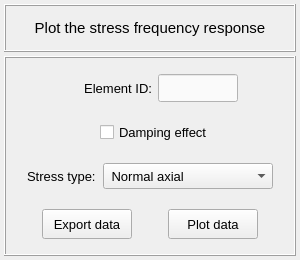
Before: the Qt Designer form pulse/interface/data/ui_files/plots/results/structural/get_stresses_for_harmonic_analysis.ui in open-pulse/OpenPulse, drawn with Qt 5.
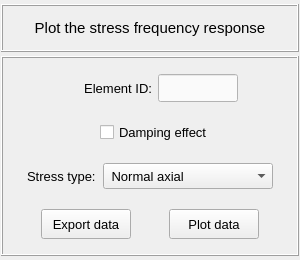
After: the same form once the commit is applied.

```diff
--- a/pulse/interface/data/ui_files/plots/results/structural/get_stresses_for_harmonic_analysis.ui
+++ b/pulse/interface/data/ui_files/plots/results/structural/get_stresses_for_harmonic_analysis.ui
@@ -27,13 +27,13 @@
   </property>
   <layout class="QGridLayout" name="gridLayout_3">
    <property name="leftMargin">
-    <number>4</number>
+    <number>1</number>
    </property>
    <property name="topMargin">
     <number>4</number>
    </property>
    <property name="rightMargin">
-    <number>4</number>
+    <number>1</number>
    </property>
    <property name="bottomMargin">
     <number>4</number>
@@ -593,63 +593,6 @@
           <number>0</number>
          </property>
          <item row="0" column="0">
-          <spacer name="horizontalSpacer_5">
-           <property name="orientation">
-            <enum>Qt::Horizontal</enum>
-           </property>
-           <property name="sizeHint" stdset="0">
-            <size>
-             <width>40</width>
-             <height>20</height>
-            </size>
-           </property>
-          </spacer>
-         </item>
-         <item row="0" column="2">
-          <spacer name="horizontalSpacer_6">
-           <property name="orientation">
-            <enum>Qt::Horizontal</enum>
-           </property>
-           <property name="sizeHint" stdset="0">
-            <size>
-             <width>40</width>
-             <height>20</height>
-            </size>
-           </property>
-          </spacer>
-         </item>
-         <item row="0" column="3">
-          <widget class="QPushButton" name="pushButton_plot_data">
-           <property name="minimumSize">
-            <size>
-             <width>90</width>
-             <height>30</height>
-            </size>
-           </property>
-           <property name="maximumSize">
-            <size>
-             <width>90</width>
-             <height>30</height>
-            </size>
-           </property>
-           <property name="font">
-            <font>
-             <family>MS Shell Dlg 2</family>
-             <pointsize>10</pointsize>
-             <weight>50</weight>
-             <italic>false</italic>
-             <bold>false</bold>
-            </font>
-           </property>
-           <property name="styleSheet">
-            <string notr="true"/>
-           </property>
-           <property name="text">
-            <string>Plot data</string>
-           </property>
-          </widget>
-         </item>
-         <item row="0" column="1">
           <widget class="QPushButton" name="pushButton_export_data">
            <property name="minimumSize">
             <size>
@@ -683,18 +626,36 @@
            </property>
           </widget>
          </item>
-         <item row="0" column="4">
-          <spacer name="horizontalSpacer_7">
-           <property name="orientation">
-            <enum>Qt::Horizontal</enum>
+         <item row="0" column="1">
+          <widget class="QPushButton" name="pushButton_plot_data">
+           <property name="minimumSize">
+            <size>
+             <width>90</width>
+             <height>30</height>
+            </size>
            </property>
-           <property name="sizeHint" stdset="0">
+           <property name="maximumSize">
             <size>
-             <width>40</width>
-             <height>20</height>
+             <width>90</width>
+             <height>30</height>
             </size>
            </property>
-          </spacer>
+           <property name="font">
+            <font>
+             <family>MS Shell Dlg 2</family>
+             <pointsize>10</pointsize>
+             <weight>50</weight>
+             <italic>false</italic>
+             <bold>false</bold>
+            </font>
+           </property>
+           <property name="styleSheet">
+            <string notr="true"/>
+           </property>
+           <property name="text">
+            <string>Plot data</string>
+           </property>
+          </widget>
          </item>
         </layout>
        </widget>
```
